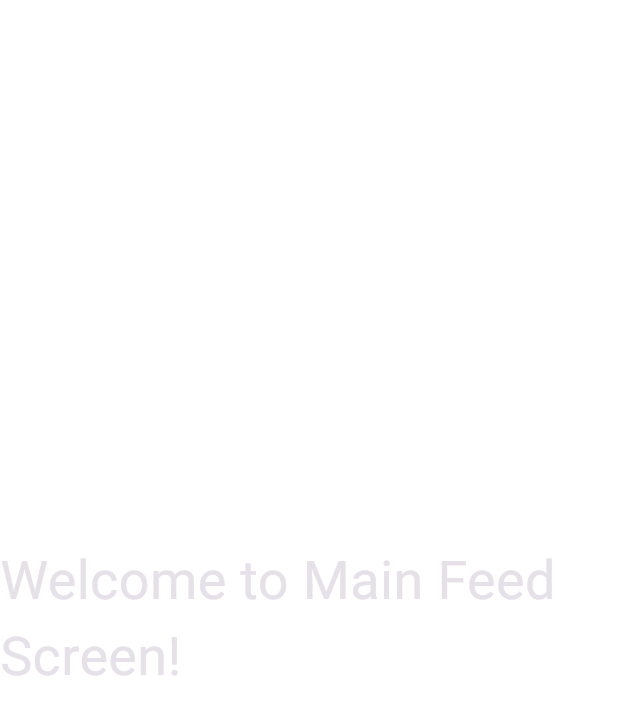
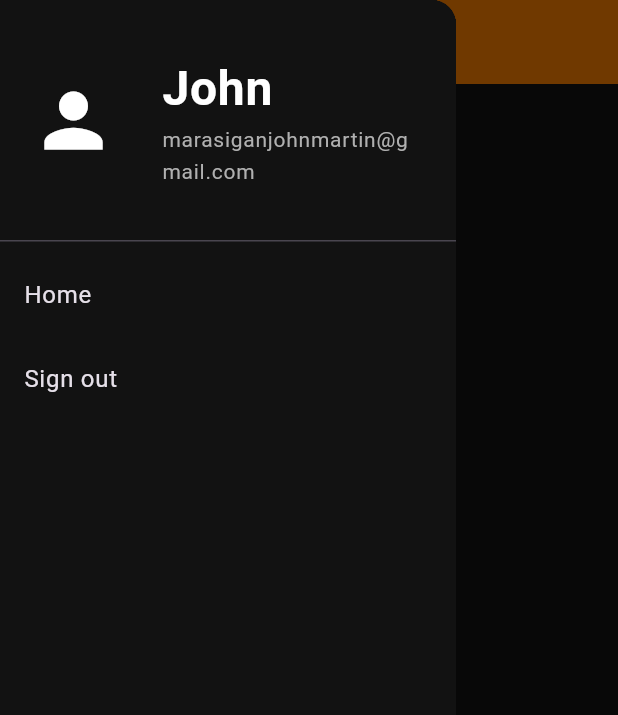
Before and after one commit to jmrsgn/Pump, a Flutter app: the MainFeedScreen screen opened by its route, with the side drawer open (before the commit the screen has no drawer), on a phone screen of 412 x 824 dp. Shown: the top 715 px of the screen. Run offline on Flutter 3.47's test engine with Material 3 defaults, Android fonts, the phone set to English and light mode, and no system bars.

Commit message:
feat(ui): created main drawer and add drawer header
- Add AppBar in main feed screen
- Add Drawer Header

```diff
--- a/lib/core/constants/dimens.dart
+++ b/lib/core/constants/dimens.dart
@@ -33,6 +33,19 @@ class ButtonDimens {
 }
 
 class MarginDimens {
+  static const double margin10 = 10.0;
   static const double margin20 = 20.0;
+  static const double margin30 = 30.0;
   static const double margin40 = 40.0;
 }
+
+class PaddingDimens {
+  static const double padding10 = 10.0;
+  static const double padding20 = 20.0;
+  static const double padding40 = 40.0;
+}
+
+class IconDimens {
+  static const double iconSizeMedium = 24.0;
+  static const double iconSizeLarge = 58.0;
+}
--- a/lib/core/theme/app_colors.dart
+++ b/lib/core/theme/app_colors.dart
@@ -24,6 +24,8 @@ class AppColors {
   static const Color error = Color(0xFFF44336);
   static const Color warning = Color(0xFFFFC107);
 
+  static const Color white = textPrimary;
+
   // 🩶 Overlay
   static const Color overlay = Color(0x66000000); // black with 40% opacity
 }
--- /dev/null
+++ b/lib/core/theme/app_text_styles.dart
@@ -0,0 +1,60 @@
+import 'package:flutter/material.dart';
+import 'app_colors.dart';
+
+class AppTextStyles { // TODO: CONTINUE
+  // 🧱 Base TextStyle
+  static const TextStyle base = TextStyle(
+    fontFamily: 'Roboto', // or your custom font
+    color: AppColors.textPrimary,
+  );
+
+  // 🏷️ Headings
+  static final TextStyle heading1 = base.copyWith(
+    fontSize: 32,
+    fontWeight: FontWeight.bold,
+  );
+
+  static final TextStyle heading2 = base.copyWith(
+    fontSize: 24,
+    fontWeight: FontWeight.w600,
+  );
+
+  static final TextStyle heading3 = base.copyWith(
+    fontSize: 20,
+    fontWeight: FontWeight.w500,
+  );
+
+  // 💬 Body text
+  static final TextStyle body = base.copyWith(
+    fontSize: 16,
+    fontWeight: FontWeight.normal,
+  );
+
+  static final TextStyle bodyBold = base.copyWith(
+    fontSize: 16,
+    fontWeight: FontWeight.bold,
+  );
+
+  static final TextStyle small = base.copyWith(
+    fontSize: 14,
+    color: AppColors.textSecondary,
+  );
+
+  static final TextStyle hint = base.copyWith(
+    fontSize: 14,
+    color: AppColors.textHint,
+  );
+
+  // 🔘 Buttons
+  static final TextStyle button = base.copyWith(
+    fontSize: 16,
+    fontWeight: FontWeight.bold,
+    color: AppColors.backgroundLight,
+  );
+
+  // 🧾 Captions or labels
+  static final TextStyle caption = base.copyWith(
+    fontSize: 12,
+    color: AppColors.textSecondary,
+  );
+}
--- a/lib/core/widgets/custom_scaffold.dart
+++ b/lib/core/widgets/custom_scaffold.dart
@@ -9,6 +9,7 @@ class CustomScaffold extends StatelessWidget {
   final Color? backgroundColor;
   final AppBar? appBar;
   final bool isLoading;
+  final Widget? drawer;
 
   const CustomScaffold({
     super.key,
@@ -19,13 +20,15 @@ class CustomScaffold extends StatelessWidget {
     this.backgroundColor,
     this.appBar,
     this.isLoading = false,
+    this.drawer,
   });
 
   @override
   Widget build(BuildContext context) {
     return Scaffold(
+      drawer: drawer,
       backgroundColor: backgroundColor ?? Colors.white,
-      appBar: appBar,
+      appBar: appBar ?? appBar,
       body: Stack(
         children: [
           SafeArea(child: body),
--- a/lib/features/posts/presentation/screens/main_feed.dart
+++ b/lib/features/posts/presentation/screens/main_feed.dart
@@ -1,15 +1,125 @@
 import 'package:flutter/material.dart';
+import 'package:pump/core/constants/dimens.dart';
+import 'package:pump/core/routes.dart';
+import 'package:pump/core/theme/app_colors.dart';
 import 'package:pump/core/widgets/custom_scaffold.dart';
 
-class MainFeedScreen extends StatelessWidget {
+import '../../../../core/theme/app_text_styles.dart';
+
+class MainFeedScreen extends StatefulWidget {
   const MainFeedScreen({super.key});
+
+  State<StatefulWidget> createState() => _MainFeedScreen();
+}
+
+class _MainFeedScreen extends State<MainFeedScreen> {
+  bool _isLoading = false;
+
+  void signOut() async {
+    // setState(() {
+    //   _isLoading = true;
+    // });
+    //
+    // await Future.delayed(const Duration(seconds: 2));
+    //
+    // setState(() {
+    //   _isLoading = false;
+    // });
+    //
+    // // Wait a short frame so UI updates before navigating
+    // await Future.delayed(Duration(milliseconds: 100));
+
+    Navigator.pushReplacementNamed(context, AppRoutes.login);
+    // if (mounted) {
+    // }
+  }
 
   @override
   Widget build(BuildContext context) {
     return CustomScaffold(
+      isLoading: _isLoading,
+      appBar: AppBar(
+        backgroundColor: AppColors.primary,
+        leading: Builder(
+          builder: (context) => IconButton(
+            icon: const Icon(Icons.menu),
+            onPressed: () => Scaffold.of(context).openDrawer(),
+          ),
+        ),
+      ),
+      backgroundColor: AppColors.backgroundDark,
+      drawer: _MainFeedDrawer(onSignOut: signOut),
       body: const Center(
-        child: Text("Welcome to Main Feed Screen!", style: TextStyle(fontSize: 36)),
+        // TODO: Add feed
       ),
     );
   }
 }
+
+class _MainFeedDrawer extends StatelessWidget {
+  final VoidCallback onSignOut;
+
+  const _MainFeedDrawer({required this.onSignOut});
+
+  void signOut() {
+    // TODO: actual sign-out logic (Firebase/Auth/JWT clearing, etc.)
+    onSignOut();
+  }
+
+  @override
+  Widget build(BuildContext context) {
+    return Drawer(
+      backgroundColor: AppColors.backgroundDark,
+      child: ListView(
+        padding: EdgeInsets.zero,
+        children: [
+          DrawerHeader(
+            padding: EdgeInsets.symmetric(horizontal: PaddingDimens.padding20),
+            decoration: const BoxDecoration(color: AppColors.backgroundDark),
+            child: Row(
+              mainAxisAlignment: MainAxisAlignment.spaceBetween,
+              crossAxisAlignment: CrossAxisAlignment.center,
+              children: [
+                const Icon(
+                  Icons.person,
+                  size: IconDimens.iconSizeLarge,
+                  color: AppColors.white,
+                ),
+                const SizedBox(width: MarginDimens.margin30),
+                Expanded(
+                  child: Container(
+                    color: AppColors.backgroundDark,
+                    child: Column(
+                      mainAxisAlignment: MainAxisAlignment.center,
+                      crossAxisAlignment: CrossAxisAlignment.start,
+                      children: [
+                        Text('John', style: AppTextStyles.heading1),
+                        Text(
+                          'marasiganjohnmartin@gmail.com',
+                          style: AppTextStyles.small,
+                        ),
+                      ],
+                    ),
+                  ),
+                ),
+              ],
+            ),
+          ),
+          ListTile(
+            title: const Text('Home'),
+            onTap: () {
+              // Update the state of the app.
+              // ...
+            },
+          ),
+          ListTile(
+            title: const Text('Sign out'),
+            onTap: () {
+              signOut();
+            },
+          ),
+        ],
+      ),
+    );
+  }
+}
```
